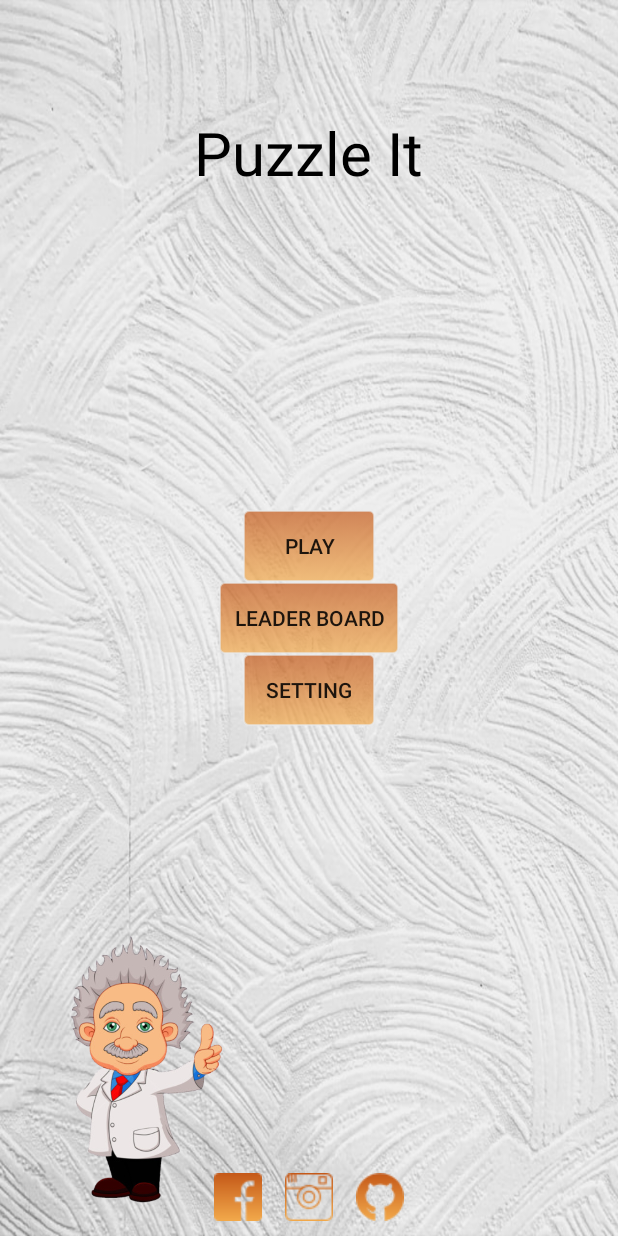
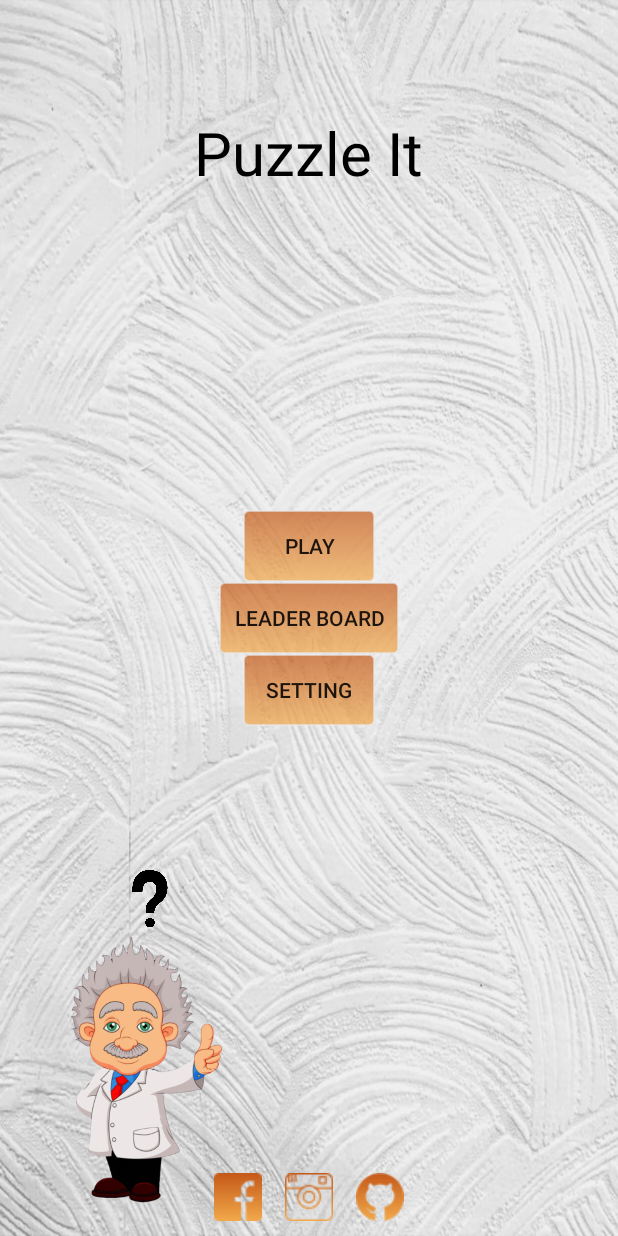
Before and after one commit to Galtager/PuzzleGame, an Android app: the screen it shows after launch (Home), on a phone screen of 412 x 824 dp. Run offline under Robolectric (Android 15) with nearby library versions, the phone set to English and light mode, and no system bars; libraries missing offline, so code that uses them is left out: com.daimajia.androidanimations; Roboto replaces fonts that are not available here; 5 statements that could not run were skipped.

Commit message:
New Update -Home Act-Question Sign

```diff
--- a/app/src/main/java/com/example/puzzlegame/Home.java
+++ b/app/src/main/java/com/example/puzzlegame/Home.java
@@ -66,7 +66,7 @@ public class Home extends AppCompatActivity {
     protected void onCreate(Bundle savedInstanceState) {
         super.onCreate(savedInstanceState);
         setContentView(R.layout.activity_home);
-
+        final ImageButton infoBtn = findViewById(R.id.howToPlayBtn);
         Button startButton = findViewById(R.id.start_button);
         Button settingbutton = findViewById(R.id.setting_button);
         Button leaderBoard = findViewById(R.id.highscore_button);
@@ -88,7 +88,10 @@ public class Home extends AppCompatActivity {
                 .duration(3000)
                 .repeat(2)
                 .playOn(startButton);
-
+        YoYo.with(Techniques.Pulse)
+                .duration(3000)
+                .repeat(6)
+                .playOn(infoBtn);
         new Handler().postDelayed(new Runnable() {
             @Override
             public void run() {
@@ -97,10 +100,21 @@ public class Home extends AppCompatActivity {
                         .duration(3000)
                         .repeat(0)
                         .playOn(doctorImageHome);
+                infoBtn.setVisibility(View.VISIBLE);
+                YoYo.with(Techniques.FadeIn)
+                        .duration(3000)
+                        .repeat(0)
+                        .playOn(infoBtn);
 
             }
         },1000);
-
+        infoBtn.setOnClickListener(new View.OnClickListener() {
+            @Override
+            public void onClick(View view) {
+                Sound.menuClickSound.start();
+                openDialogInfo();
+            }
+        });
     }
 
     View.OnClickListener onClickListener = new View.OnClickListener() {
@@ -198,7 +212,19 @@ public class Home extends AppCompatActivity {
             }
         }
     };
-
+    public void openDialogInfo(){
+        final Dialog infoDialog = new Dialog(Home.this);
+        infoDialog.setContentView(R.layout.dialog_info);
+        Button okBtn = infoDialog.findViewById(R.id.gotItButton);
+        infoDialog.show();
+        okBtn.setOnClickListener(new View.OnClickListener() {
+            @Override
+            public void onClick(View v) {
+                Sound.buttonGameSound.start();
+                infoDialog.dismiss();
+            }
+        });
+    }
     private void setAppLocale(String localeCode){
         Resources resources = getResources();
         DisplayMetrics displayMetrics = resources.getDisplayMetrics();
--- a/app/src/main/res/layout/activity_home.xml
+++ b/app/src/main/res/layout/activity_home.xml
@@ -52,7 +52,20 @@
         android:layout_width="wrap_content"
         android:layout_height="wrap_content"
         android:layout_alignParentBottom="true"
-            android:layout_alignParentLeft="true">
+            android:layout_alignParentLeft="true"
+            android:orientation="vertical">
+            <androidx.appcompat.widget.AppCompatImageButton
+                android:layout_gravity="center"
+                android:id="@+id/howToPlayBtn"
+                android:layout_width="25dp"
+                android:layout_height="50dp"
+                android:layout_alignParentEnd="true"
+                android:src="@drawable/info"
+                android:background="@null"
+                android:scaleType="fitXY"
+                android:layout_alignParentBottom="true"
+                android:visibility="invisible"
+                android:contentDescription="@string/information" />
             <androidx.appcompat.widget.AppCompatImageView
                 android:layout_width="200dp"
                 android:visibility="invisible"
```
Also changed, not shown: app/src/main/java/com/example/puzzlegame/ChooseDifficultActivity.java (+2 -25 lines), app/src/main/res/layout/activity_choose_difficult.xml (+1 -9 lines), app/src/main/res/drawable-v24/info.png (deleted), app/src/main/res/drawable/info.png (added), app/src/main/res/drawable/question1.png (added), 1 other file.
